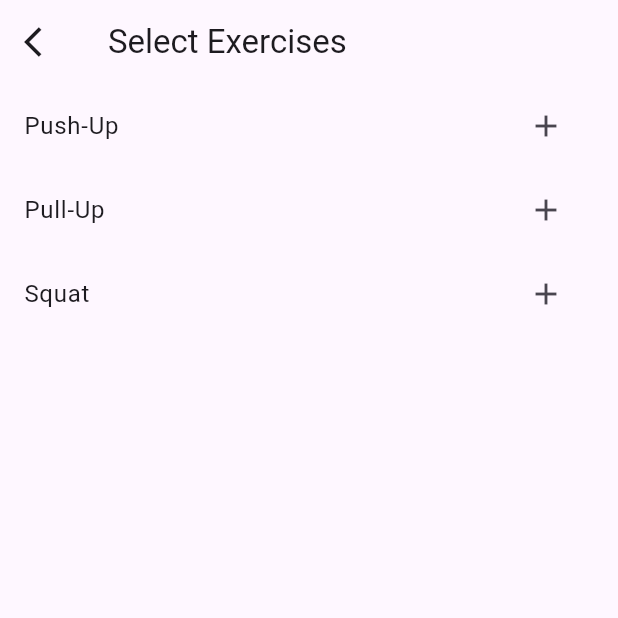
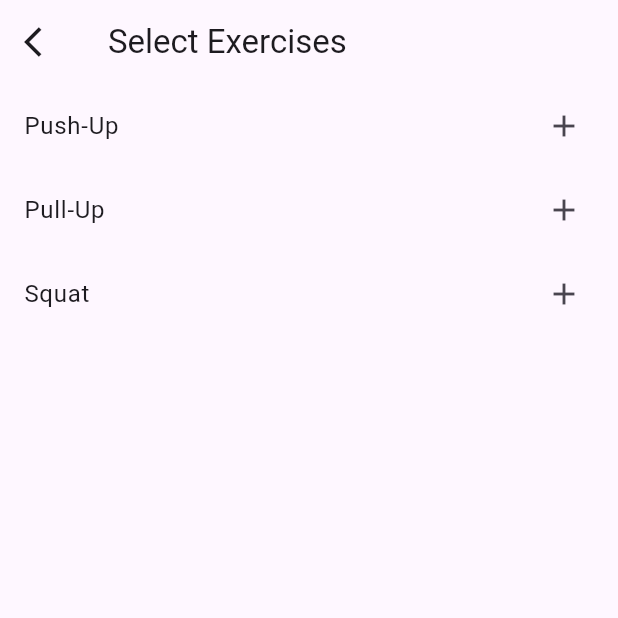
Before and after one commit to sik1j/flutter_fitness_app, a Flutter app: the ExerciseSelectionPage screen opened directly, on a phone screen of 412 x 824 dp, the top half of it. Run offline on Flutter 3.47's test engine with Material 2 defaults, Android fonts, the phone set to English and light mode, and no system bars; our stand-ins replace flutter_redux, redux.

Commit message:
Use exercise_list widget to show exercise lists

```diff
--- a/lib/pages/routines_page.dart
+++ b/lib/pages/routines_page.dart
@@ -1,5 +1,6 @@
 import 'package:app_3_redux/pages/workout_page.dart';
 import 'package:app_3_redux/redux/actions/routine_actions.dart';
+import 'package:app_3_redux/widgets/exercise_list.dart';
 import 'package:flutter/material.dart';
 
 import 'package:flutter_redux/flutter_redux.dart';
@@ -247,22 +248,17 @@ class _ExerciseSelectionPageState extends State<ExerciseSelectionPage> {
             icon: const Icon(Icons.arrow_back_ios),
           )),
       body: StoreConnector<AppState, List<Exercise>>(
-        builder: (context, viewModel) => ListView(
-          children: [
-            for (int i = 0; i < viewModel.length; i++)
-              ListTile(
-                title: Text(viewModel[i].name),
-                trailing: IconButton(
-                    // return the exercise that was selected as a RoutineExercise
-                    onPressed: () => Navigator.pop(
-                          context,
-                          RoutineExercise(
-                            exercise: viewModel[i],
-                          ),
-                        ),
-                    icon: const Icon(Icons.add)),
+        builder: (context, viewModel) => ExerciseList(
+          exerciseList: viewModel,
+          trailing: const Icon(Icons.add),
+          onTap: (exercise) {
+            Navigator.pop(
+              context,
+              RoutineExercise(
+                exercise: exercise,
               ),
-          ],
+            );
+          },
         ),
         converter: (store) => store.state.exerciseList,
       ),
```
Also changed, not shown: lib/pages/exercises_page.dart (+5 -12 lines).
